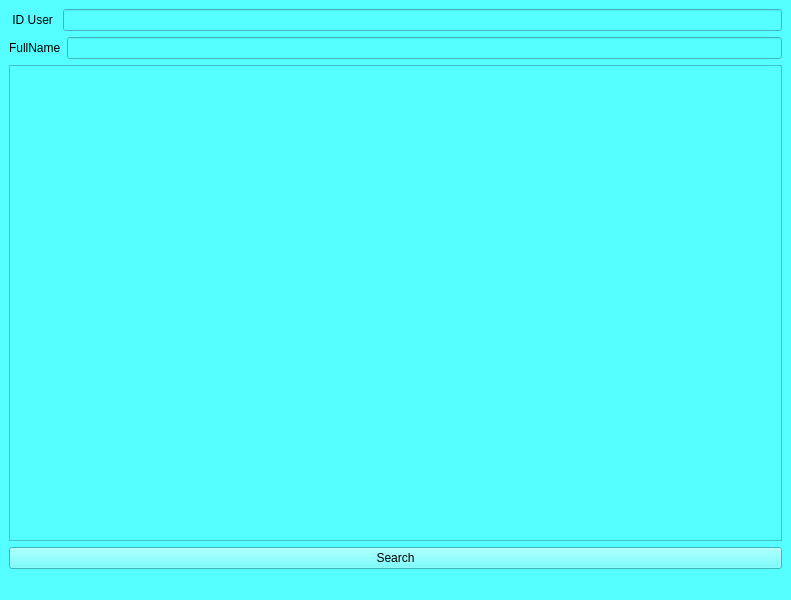
First picture: the form in admin.ui, repository quangtu1042001/CNN, before the edit.
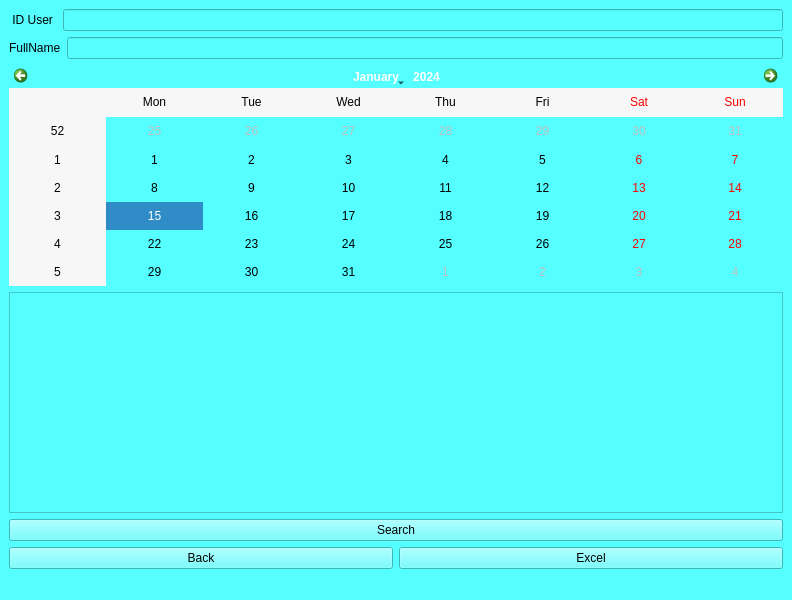
Second picture: the form after the edit.

Commit message: search theo date ,xuat excel

Patch:
```diff
--- a/admin.ui
+++ b/admin.ui
@@ -6,7 +6,7 @@
    <rect>
     <x>0</x>
     <y>0</y>
-    <width>791</width>
+    <width>792</width>
     <height>600</height>
    </rect>
   </property>
@@ -24,8 +24,8 @@
 </string>
   </property>
   <widget class="QWidget" name="centralwidget">
-   <layout class="QVBoxLayout" name="verticalLayout_2">
-    <item>
+   <layout class="QGridLayout" name="gridLayout">
+    <item row="0" column="0">
      <layout class="QHBoxLayout" name="horizontalLayout">
       <item>
        <widget class="QLabel" name="label">
@@ -39,7 +39,7 @@
       </item>
      </layout>
     </item>
-    <item>
+    <item row="1" column="0">
      <layout class="QHBoxLayout" name="horizontalLayout_2">
       <item>
        <widget class="QLabel" name="label_2">
@@ -53,8 +53,24 @@
       </item>
      </layout>
     </item>
-    <item>
+    <item row="2" column="0">
      <layout class="QVBoxLayout" name="verticalLayout">
+      <item>
+       <widget class="QCalendarWidget" name="caleSearch">
+        <property name="sizePolicy">
+         <sizepolicy hsizetype="Minimum" vsizetype="Preferred">
+          <horstretch>0</horstretch>
+          <verstretch>0</verstretch>
+         </sizepolicy>
+        </property>
+        <property name="cursor">
+         <cursorShape>PointingHandCursor</cursorShape>
+        </property>
+        <property name="dateEditAcceptDelay">
+         <number>1500</number>
+        </property>
+       </widget>
+      </item>
       <item>
        <widget class="QTableWidget" name="tableData"/>
       </item>
@@ -67,6 +83,30 @@
       </item>
      </layout>
     </item>
+    <item row="3" column="0">
+     <layout class="QHBoxLayout" name="horizontalLayout_6">
+      <item>
+       <widget class="QPushButton" name="backAdmin">
+        <property name="cursor">
+         <cursorShape>PointingHandCursor</cursorShape>
+        </property>
+        <property name="text">
+         <string>Back</string>
+        </property>
+       </widget>
+      </item>
+      <item>
+       <widget class="QPushButton" name="EpExcel">
+        <property name="cursor">
+         <cursorShape>PointingHandCursor</cursorShape>
+        </property>
+        <property name="text">
+         <string>Excel</string>
+        </property>
+       </widget>
+      </item>
+     </layout>
+    </item>
    </layout>
   </widget>
   <widget class="QMenuBar" name="menubar">
```
Left out of the diff: 5 changed lines with no effect on the pictures. The commit also changes 1 other file.
